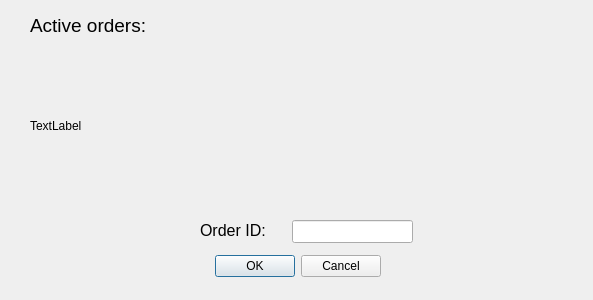
david-dems/tcp_server_market, file client/forms/deletedialog.ui: the form before one commit.
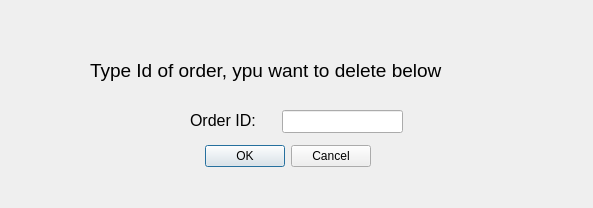
The form after the commit.

```diff
--- a/client/forms/deletedialog.ui
+++ b/client/forms/deletedialog.ui
@@ -7,7 +7,7 @@
     <x>0</x>
     <y>0</y>
     <width>593</width>
-    <height>300</height>
+    <height>208</height>
    </rect>
   </property>
   <property name="windowTitle">
@@ -16,8 +16,8 @@
   <widget class="QDialogButtonBox" name="buttonBox">
    <property name="geometry">
     <rect>
-     <x>210</x>
-     <y>250</y>
+     <x>200</x>
+     <y>140</y>
      <width>171</width>
      <height>32</height>
     </rect>
@@ -32,23 +32,10 @@
   <widget class="QLabel" name="ordersList">
    <property name="geometry">
     <rect>
-     <x>30</x>
-     <y>70</y>
-     <width>531</width>
-     <height>111</height>
-    </rect>
-   </property>
-   <property name="text">
-    <string>TextLabel</string>
-   </property>
-  </widget>
-  <widget class="QLabel" name="label_2">
-   <property name="geometry">
-    <rect>
-     <x>30</x>
-     <y>10</y>
-     <width>161</width>
-     <height>31</height>
+     <x>90</x>
+     <y>50</y>
+     <width>411</width>
+     <height>41</height>
     </rect>
    </property>
    <property name="font">
@@ -57,14 +44,14 @@
     </font>
    </property>
    <property name="text">
-    <string>Active orders:</string>
+    <string>Type Id of order, ypu want to delete below</string>
    </property>
   </widget>
   <widget class="QLabel" name="label_3">
    <property name="geometry">
     <rect>
-     <x>200</x>
-     <y>210</y>
+     <x>190</x>
+     <y>100</y>
      <width>81</width>
      <height>41</height>
     </rect>
@@ -81,8 +68,8 @@
   <widget class="QLineEdit" name="lineEdit">
    <property name="geometry">
     <rect>
-     <x>292</x>
-     <y>220</y>
+     <x>282</x>
+     <y>110</y>
      <width>121</width>
      <height>23</height>
     </rect>
```
Left out of the diff: 2 changed lines with no effect on the pictures.
